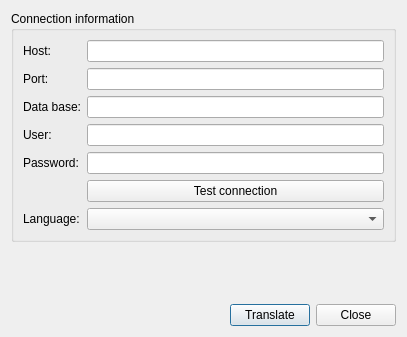
Giswater/giswater_qgis_plugin, file ui/qm_generator.ui: the form before one commit.
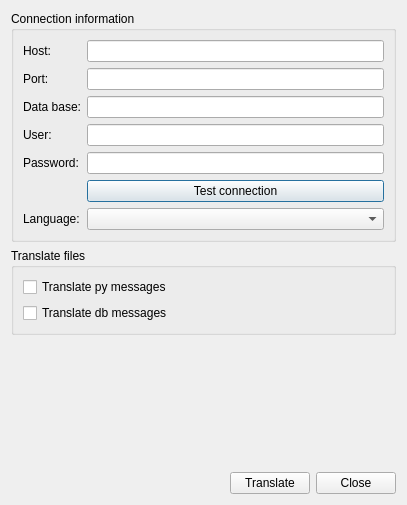
The form after the commit.

Commit message: manage chk translation options

The edit to the form file:
```diff
--- a/ui/qm_generator.ui
+++ b/ui/qm_generator.ui
@@ -7,57 +7,13 @@
     <x>0</x>
     <y>0</y>
     <width>407</width>
-    <height>337</height>
+    <height>505</height>
    </rect>
   </property>
   <property name="windowTitle">
    <string>Dialog</string>
   </property>
   <layout class="QGridLayout" name="gridLayout">
-   <item row="11" column="1">
-    <spacer name="verticalSpacer">
-     <property name="orientation">
-      <enum>Qt::Vertical</enum>
-     </property>
-     <property name="sizeHint" stdset="0">
-      <size>
-       <width>20</width>
-       <height>40</height>
-      </size>
-     </property>
-    </spacer>
-   </item>
-   <item row="12" column="1">
-    <layout class="QHBoxLayout" name="horizontalLayout">
-     <item>
-      <spacer name="horizontalSpacer">
-       <property name="orientation">
-        <enum>Qt::Horizontal</enum>
-       </property>
-       <property name="sizeHint" stdset="0">
-        <size>
-         <width>40</width>
-         <height>20</height>
-        </size>
-       </property>
-      </spacer>
-     </item>
-     <item>
-      <widget class="QPushButton" name="btn_translate">
-       <property name="text">
-        <string>Translate</string>
-       </property>
-      </widget>
-     </item>
-     <item>
-      <widget class="QPushButton" name="btn_close">
-       <property name="text">
-        <string>Close</string>
-       </property>
-      </widget>
-     </item>
-    </layout>
-   </item>
    <item row="0" column="0" colspan="2">
     <widget class="QGroupBox" name="groupBox">
      <property name="title">
@@ -138,13 +94,80 @@
      </layout>
     </widget>
    </item>
-   <item row="4" column="1">
+   <item row="10" column="1">
+    <spacer name="verticalSpacer">
+     <property name="orientation">
+      <enum>Qt::Vertical</enum>
+     </property>
+     <property name="sizeHint" stdset="0">
+      <size>
+       <width>20</width>
+       <height>40</height>
+      </size>
+     </property>
+    </spacer>
+   </item>
+   <item row="11" column="1">
+    <layout class="QHBoxLayout" name="horizontalLayout">
+     <item>
+      <spacer name="horizontalSpacer">
+       <property name="orientation">
+        <enum>Qt::Horizontal</enum>
+       </property>
+       <property name="sizeHint" stdset="0">
+        <size>
+         <width>40</width>
+         <height>20</height>
+        </size>
+       </property>
+      </spacer>
+     </item>
+     <item>
+      <widget class="QPushButton" name="btn_translate">
+       <property name="text">
+        <string>Translate</string>
+       </property>
+      </widget>
+     </item>
+     <item>
+      <widget class="QPushButton" name="btn_close">
+       <property name="text">
+        <string>Close</string>
+       </property>
+      </widget>
+     </item>
+    </layout>
+   </item>
+   <item row="3" column="1">
     <widget class="QLabel" name="lbl_info">
      <property name="text">
       <string/>
      </property>
     </widget>
    </item>
+   <item row="1" column="0" colspan="2">
+    <widget class="QGroupBox" name="groupBox_2">
+     <property name="title">
+      <string>Translate files</string>
+     </property>
+     <layout class="QGridLayout" name="gridLayout_3">
+      <item row="1" column="0">
+       <widget class="QCheckBox" name="chk_db_msg">
+        <property name="text">
+         <string>Translate db messages</string>
+        </property>
+       </widget>
+      </item>
+      <item row="0" column="0">
+       <widget class="QCheckBox" name="chk_py_msg">
+        <property name="text">
+         <string>Translate py messages</string>
+        </property>
+       </widget>
+      </item>
+     </layout>
+    </widget>
+   </item>
   </layout>
  </widget>
  <resources/>
```
The commit also changes 1 other file.
